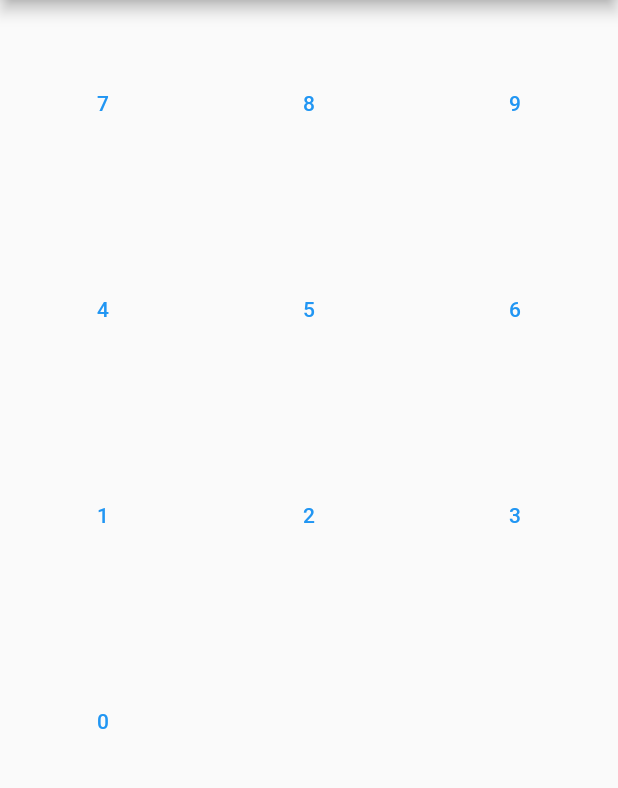
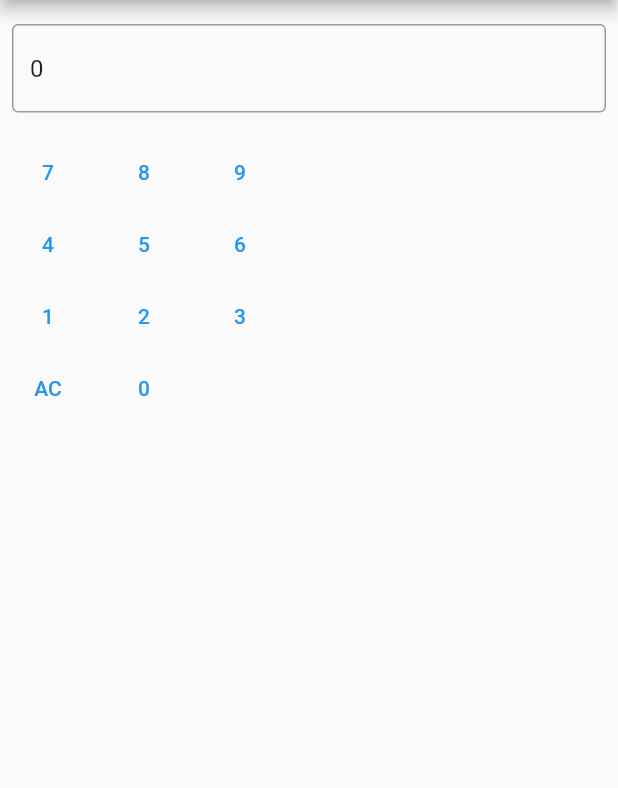
Before and after one commit to ProgRub/FlutterCalculator, a Flutter app: the screen it shows after launch, on a phone screen of 412 x 824 dp, the part 84-872 px from its top. Run offline on Flutter 3.47's test engine with Material 2 defaults, Android fonts, the phone set to English and light mode, and no system bars.

Commit message:
Numbers displayed, need to add space every 3

```diff
--- a/flutter_calculator/lib/main.dart
+++ b/flutter_calculator/lib/main.dart
@@ -5,38 +5,82 @@
 import 'package:flutter/material.dart';
 
 void main() {
-  runApp(const MyApp());
+  runApp(new MaterialApp(home: new Calculator()));
 }
 
-class MyApp extends StatelessWidget {
-  const MyApp({Key? key}) : super(key: key);
+class Calculator extends StatefulWidget {
+  @override
+  State<StatefulWidget> createState() => new _CalculatorState();
+
+  // @override
+  // Widget build(BuildContext context) {
+  //   return MaterialApp(
+  //     title: 'Calculator',
+  //     home:
+  //       // body: GridView.count(
+  //       //     crossAxisCount: 3,
+  //       //     children: List.generate(10, (index) {
+  //       //       return TextButton(
+  //       //           onPressed: () =>
+  //       //               {registerNumber(index==9?0:(3 - index ~/ 3) * 3 - 2 + index % 3)},
+  //       //           child: Text(
+  //       //               (index==9?0:(3 - index ~/ 3) * 3 - 2 + index % 3).toString()));
+  //       //     }))
+
+  //       // new Center(
+  //       //   child: TextButton(onPressed: () => {registerNumber(1)}, child: Text('1')),
+  //       // ),
+  //     ),
+  //   );
+  // }
+
+}
+
+class _CalculatorState extends State<Calculator> {
+  late TextEditingController displayController;
+  @override
+  void initState() {displayController=TextEditingController();
+  displayController.text="0";}
 
   @override
   Widget build(BuildContext context) {
-    return MaterialApp(
-      title: 'Calculator',
-      home: Scaffold(
-          appBar: AppBar(
-            title: const Text('Flutter Calculator'),
+    return new Scaffold(
+        appBar: AppBar(
+          title: const Text('Flutter Calculator'),
+        ),
+        body: Column(children: [
+          Padding(
+            padding: EdgeInsets.symmetric(horizontal: 8, vertical: 16),
+            child: TextField(controller: displayController,
+                decoration: InputDecoration(border: OutlineInputBorder()),
+                readOnly: true),
           ),
-          body: GridView.count(
-              crossAxisCount: 3,
-              children: List.generate(10, (index) {
-                return TextButton(
-                    onPressed: () =>
-                        {registerNumber(index==9?0:(3 - index ~/ 3) * 3 - 2 + index % 3)},
-                    child: Text(
-                        (index==9?0:(3 - index ~/ 3) * 3 - 2 + index % 3).toString()));
-              }))
-
-          // new Center(
-          //   child: TextButton(onPressed: () => {registerNumber(1)}, child: Text('1')),
-          // ),
-          ),
-    );
+          Row(children: [
+            TextButton(onPressed: () => {registerNumber(7)}, child: Text('7')),
+            TextButton(onPressed: () => {registerNumber(8)}, child: Text('8')),
+            TextButton(onPressed: () => {registerNumber(9)}, child: Text('9'))
+          ]),
+          Row(children: [
+            TextButton(onPressed: () => {registerNumber(4)}, child: Text('4')),
+            TextButton(onPressed: () => {registerNumber(5)}, child: Text('5')),
+            TextButton(onPressed: () => {registerNumber(6)}, child: Text('6'))
+          ]),
+          Row(children: [
+            TextButton(onPressed: () => {registerNumber(1)}, child: Text('1')),
+            TextButton(onPressed: () => {registerNumber(2)}, child: Text('2')),
+            TextButton(onPressed: () => {registerNumber(3)}, child: Text('3'))
+          ]),
+          Row(children: [
+            TextButton(
+                onPressed: () => {registerNumber(15)}, child: Text("AC")),
+            TextButton(onPressed: () => {registerNumber(0)}, child: Text('0'))
+          ])
+        ]));
   }
 
   void registerNumber(int number) {
-    print(number);
+    var text=displayController.text;
+    var displayNumber=int.parse(text);
+    displayController.text=(displayNumber*10+number).toString();
   }
 }
```
